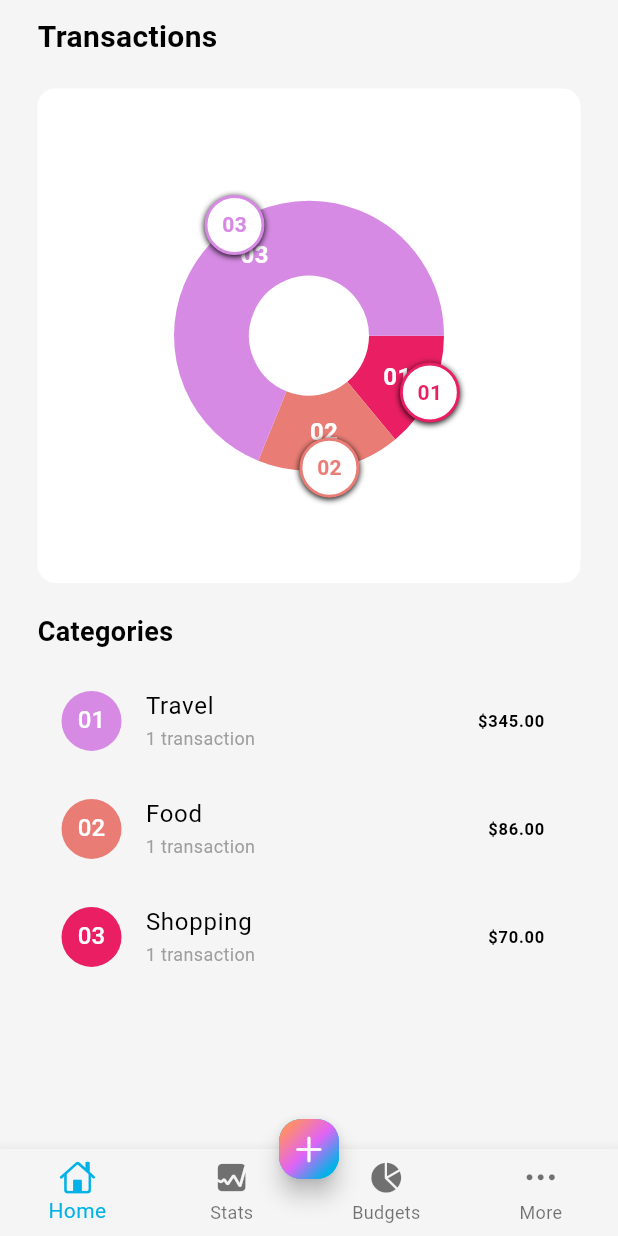
After one commit to W-Nyaguthii/Finance_Tracker, a Flutter app: the screen it shows after launch, item 2 of the bottom bar chosen, on a phone screen of 412 x 824 dp. The commit adds this screen. Run offline on Flutter 3.47's test engine with Material 3 defaults, Android fonts, the phone set to English and light mode, and no system bars; drawn by our look-alikes of fl_chart; our stand-ins replace font_awesome_flutter.

Commit message:
Created Stats screen

```diff
--- a/lib/screens/home/views/home_screen.dart
+++ b/lib/screens/home/views/home_screen.dart
@@ -3,15 +3,27 @@ import 'dart:math';
 import 'package:finance_tracker/screens/home/views/main_screen.dart';
 import 'package:flutter/material.dart';
 import 'package:flutter/cupertino.dart';
+import '../../stats/stats.dart';
 
-class HomeScreen extends StatelessWidget {
+class HomeScreen extends StatefulWidget {
   const HomeScreen({super.key});
+  @override
+  State<HomeScreen> createState() => _HomeScreenState();
+}
+
+class _HomeScreenState extends State<HomeScreen> {
+  int index = 0;
 
   @override
   Widget build(BuildContext context) {
     return Scaffold(
       //  appBar: AppBar(),
       bottomNavigationBar: BottomNavigationBar(
+        onTap: (value) {
+          setState(() {
+            index = value;
+          });
+        },
         type: BottomNavigationBarType.fixed, //4+ icons
         items: const [
           BottomNavigationBarItem(
@@ -66,6 +78,7 @@ class HomeScreen extends StatelessWidget {
           child: const Icon(CupertinoIcons.add),
         ),
       ),
-        body: const MainScreen());
+      body: index == 0 ? MainScreen() : StatScreen(),
+    );
   }
 }
--- a/lib/screens/home/views/main_screen.dart
+++ b/lib/screens/home/views/main_screen.dart
@@ -52,7 +52,7 @@ class MainScreen extends StatelessWidget {
                               color: Theme.of(context).colorScheme.outline),
                         ),
                         Text(
-                          "Prim",
+                          "User_Name",
                           style: TextStyle(
                               fontSize: 18,
                               fontWeight: FontWeight.bold,
@@ -159,7 +159,7 @@ class MainScreen extends StatelessWidget {
                                   shape: BoxShape.circle),
                               child: const Center(
                                   child: Icon(
-                                CupertinoIcons.arrow_down,
+                                CupertinoIcons.arrow_up,
                                 size: 12,
                                 color: Colors.red,
                               )),
--- /dev/null
+++ b/lib/screens/stats/chart.dart
@@ -0,0 +1,180 @@
+import 'package:fl_chart/fl_chart.dart';
+import 'package:flutter/material.dart';
+
+// Transaction model
+class Transaction {
+  final String category;
+  final double amount;
+  final bool isExpense;
+  final String date;
+  final IconData? icon;
+
+  Transaction({
+    required this.category,
+    required this.amount,
+    required this.isExpense,
+    required this.date,
+    this.icon,
+  });
+}
+
+class MyChart extends StatefulWidget {
+  final List<Transaction> transactions;
+
+  const MyChart({
+    super.key,
+    required this.transactions,
+  });
+
+  @override
+  State<MyChart> createState() => _MyChartState();
+}
+
+class _MyChartState extends State<MyChart> {
+  int touchedIndex = -1;
+
+  @override
+  Widget build(BuildContext context) {
+    return PieChart(
+      PieChartData(
+        pieTouchData: PieTouchData(
+          touchCallback: (FlTouchEvent event, pieTouchResponse) {
+            setState(() {
+              if (!event.isInterestedForInteractions ||
+                  pieTouchResponse == null ||
+                  pieTouchResponse.touchedSection == null) {
+                touchedIndex = -1;
+                return;
+              }
+              touchedIndex =
+                  pieTouchResponse.touchedSection!.touchedSectionIndex;
+            });
+          },
+        ),
+        borderData: FlBorderData(show: false),
+        sectionsSpace: 0,
+        centerSpaceRadius: 40,
+        sections: showingSections(),
+      ),
+    );
+  }
+
+  List<PieChartSectionData> showingSections() {
+    // Group transactions by category
+    final transactionsByCategory = <String, double>{};
+
+    // Process all transactions, both income and expenses
+    for (var transaction in widget.transactions) {
+      final category = transaction.category;
+      final amount =
+          transaction.amount.abs(); // Use absolute value for chart size
+
+      if (transactionsByCategory.containsKey(category)) {
+        transactionsByCategory[category] =
+            transactionsByCategory[category]! + amount;
+      } else {
+        transactionsByCategory[category] = amount;
+      }
+    }
+
+    final colorMap = {
+      'House': const Color(0xFF5cbdb9),
+      'Food': const Color.fromARGB(255, 233, 125, 117),
+      'Travel': const Color.fromARGB(255, 214, 138, 228),
+      'Shopping': Colors.pink,
+      'Job': Colors.blue,
+      // Add more categories as needed
+    };
+
+    // Convert to list format needed for pie chart
+    final data =
+        transactionsByCategory.entries.toList().asMap().entries.map((entry) {
+      final index = entry.key;
+      final category = entry.value.key;
+      final amount = entry.value.value;
+      final title = '0${index + 1}'; // Creates ID numbers
+
+      return {
+        'title': title,
+        'category': category,
+        'value': amount,
+        'color': colorMap[category] ??
+            Colors.grey, // Default to grey if no color defined
+      };
+    }).toList();
+
+    return List.generate(data.length, (i) {
+      final isTouched = i == touchedIndex;
+      final fontSize = isTouched ? 25.0 : 16.0;
+      final radius = isTouched ? 60.0 : 50.0;
+      final widgetSize = isTouched ? 55.0 : 40.0;
+
+      return PieChartSectionData(
+        color: data[i]['color'] as Color,
+        value: data[i]['value'] as double,
+        title: data[i]['title'] as String,
+        radius: radius,
+        titleStyle: TextStyle(
+          fontSize: fontSize,
+          fontWeight: FontWeight.bold,
+          color: const Color(0xffffffff),
+        ),
+        badgeWidget: _Badge(
+          data[i]['title'] as String,
+          size: widgetSize,
+          borderColor: data[i]['color'] as Color,
+          category: data[i]['category'] as String,
+        ),
+        badgePositionPercentageOffset: .98,
+      );
+    });
+  }
+}
+
+class _Badge extends StatelessWidget {
+  const _Badge(
+    this.text, {
+    required this.size,
+    required this.borderColor,
+    required this.category,
+  });
+
+  final String text;
+  final String category;
+  final double size;
+  final Color borderColor;
+
+  @override
+  Widget build(BuildContext context) {
+    return AnimatedContainer(
+      duration: const Duration(milliseconds: 300),
+      width: size,
+      height: size,
+      decoration: BoxDecoration(
+        color: Colors.white,
+        shape: BoxShape.circle,
+        border: Border.all(
+          color: borderColor,
+          width: 2,
+        ),
+        boxShadow: [
+          BoxShadow(
+            color: Colors.black,
+            blurRadius: 3,
+            offset: const Offset(0, 1),
+          ),
+        ],
+      ),
+      child: Center(
+        child: Text(
+          text,
+          style: TextStyle(
+            fontSize: size * 0.35,
+            fontWeight: FontWeight.bold,
+            color: borderColor,
+          ),
+        ),
+      ),
+    );
+  }
+}
--- /dev/null
+++ b/lib/screens/stats/stats.dart
@@ -0,0 +1,181 @@
+import 'package:flutter/material.dart';
+import 'package:finance_tracker/screens/stats/chart.dart';
+
+class StatScreen extends StatefulWidget {
+  const StatScreen({super.key});
+
+  @override
+  State<StatScreen> createState() => _StatScreenState();
+}
+
+class _StatScreenState extends State<StatScreen> {
+  List<Transaction> transactions = [];
+  bool isLoading = true;
+
+  @override
+  void initState() {
+    super.initState();
+    _loadTransactions();
+  }
+
+  // Load transactions from your database or storage
+  Future<void> _loadTransactions() async {
+    setState(() {
+      isLoading = true;
+    });
+
+    try {
+      // Replace with actual transaction fetching logic
+      //i used sample data that matches the home screen
+      transactions = [
+        //  Transaction(
+        //  category: 'House',
+        //  amount: 800.00,
+        //   isExpense: false, // Income
+        //  date: '11/03/2025',
+        //  icon: Icons.home,
+        // ),
+        Transaction(
+          category: 'Shopping',
+          amount: 70.00,
+          isExpense: true,
+          date: '28/03/2025',
+          //   icon: Icons.home,
+        ),
+        Transaction(
+          category: 'Food',
+          amount: 86.00,
+          isExpense: true,
+          date: '28/03/2025',
+          // icon: Icons.home,
+        ),
+        Transaction(
+          category: 'Travel',
+          amount: 345.00,
+          isExpense: true, // Expense
+          date: '28/03/2025',
+          // icon: Icons.home,
+        ),
+
+        // Add more transactions
+      ];
+    } catch (e) {
+      // Handle any errors
+    } finally {
+      setState(() {
+        isLoading = false;
+      });
+    }
+  }
+
+  @override
+  Widget build(BuildContext context) {
+    return SafeArea(
+      child: Padding(
+        padding: const EdgeInsets.symmetric(horizontal: 25.0, vertical: 10),
+        child: Column(
+          crossAxisAlignment: CrossAxisAlignment.start,
+          children: [
+            const Text(
+              'Transactions',
+              style: TextStyle(fontSize: 20, fontWeight: FontWeight.bold),
+            ),
+            const SizedBox(height: 20),
+            Container(
+              width: MediaQuery.of(context).size.width,
+              height: MediaQuery.of(context).size.width * 0.8,
+              decoration: BoxDecoration(
+                color: Colors.white,
+                borderRadius: BorderRadius.circular(12),
+              ),
+              child: isLoading
+                  ? const Center(child: CircularProgressIndicator())
+                  : transactions.isEmpty
+                      ? const Center(child: Text('No transactions found'))
+                      : Padding(
+                          padding: const EdgeInsets.all(16),
+                          child: MyChart(transactions: transactions),
+                        ),
+            ),
+
+            // Categories list
+            const SizedBox(height: 20),
+            const Text(
+              'Categories',
+              style: TextStyle(fontSize: 18, fontWeight: FontWeight.bold),
+            ),
+            const SizedBox(height: 10),
+            Expanded(
+              child: isLoading
+                  ? const Center(child: CircularProgressIndicator())
+                  : transactions.isEmpty
+                      ? const Center(child: Text('No categories found'))
+                      : buildCategoriesList(),
+            ),
+          ],
+        ),
+      ),
+    );
+  }
+
+  Widget buildCategoriesList() {
+    // Group transactions by category and calculate totals
+    final categoryTotals = <String, double>{};
+
+    for (var transaction in transactions) {
+      final category = transaction.category;
+      final amount = transaction.amount.abs();
+
+      if (categoryTotals.containsKey(category)) {
+        categoryTotals[category] = categoryTotals[category]! + amount;
+      } else {
+        categoryTotals[category] = amount;
+      }
+    }
+
+    // Convert to list and sort by amount (optional)
+    final categories = categoryTotals.entries.toList();
+    categories.sort((a, b) => b.value.compareTo(a.value));
+
+    return ListView.builder(
+      itemCount: categories.length,
+      itemBuilder: (context, index) {
+        final category = categories[index].key;
+        final amount = categories[index].value;
+
+        return ListTile(
+          leading: CircleAvatar(
+            backgroundColor: getColorForCategory(category),
+            child: Text('0${index + 1}'),
+          ),
+          title: Text(category),
+          subtitle: Text(
+            getCategoryTransactionCount(category),
+            style: TextStyle(fontSize: 12, color: Colors.grey),
+          ),
+          trailing: Text(
+            '\$${amount.toStringAsFixed(2)}',
+            style: const TextStyle(fontWeight: FontWeight.bold),
+          ),
+        );
+      },
+    );
+  }
+
+  String getCategoryTransactionCount(String category) {
+    final count = transactions.where((t) => t.category == category).length;
+    return '$count transaction${count == 1 ? '' : 's'}';
+  }
+
+  Color getColorForCategory(String category) {
+    final colorMap = {
+      'House': const Color(0xFF5cbdb9),
+      'Food': const Color.fromARGB(255, 233, 125, 117),
+      'Travel': const Color.fromARGB(255, 214, 138, 228),
+      'Shopping': Colors.pink,
+      'Job': Colors.blue,
+    };
+
+    return colorMap[category] ?? Colors.grey;
+  }
+}
--- a/pubspec.yaml
+++ b/pubspec.yaml
@@ -15,6 +15,7 @@ dependencies:
     sdk: flutter
   cupertino_icons: ^1.0.8
   font_awesome_flutter: ^10.8.0
+  fl_chart: ^1.0.0
 
 dev_dependencies:
   flutter_test:
```
Also changed, not shown: pubspec.lock. Lines whose indentation alone changed are shown as unchanged.
